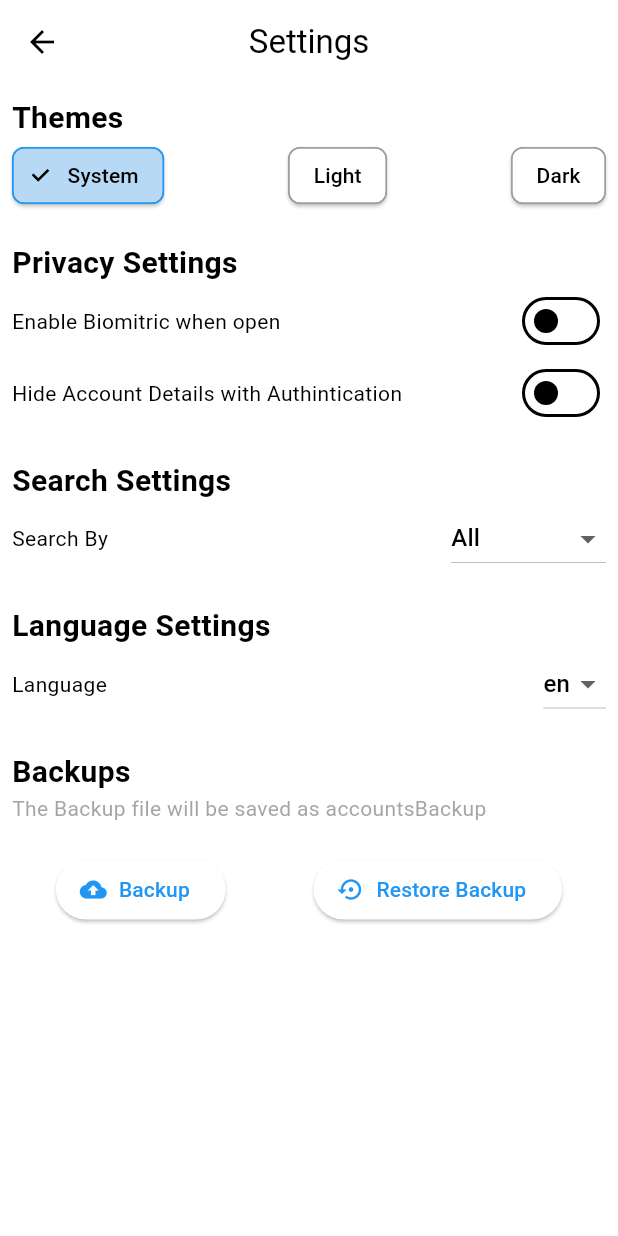
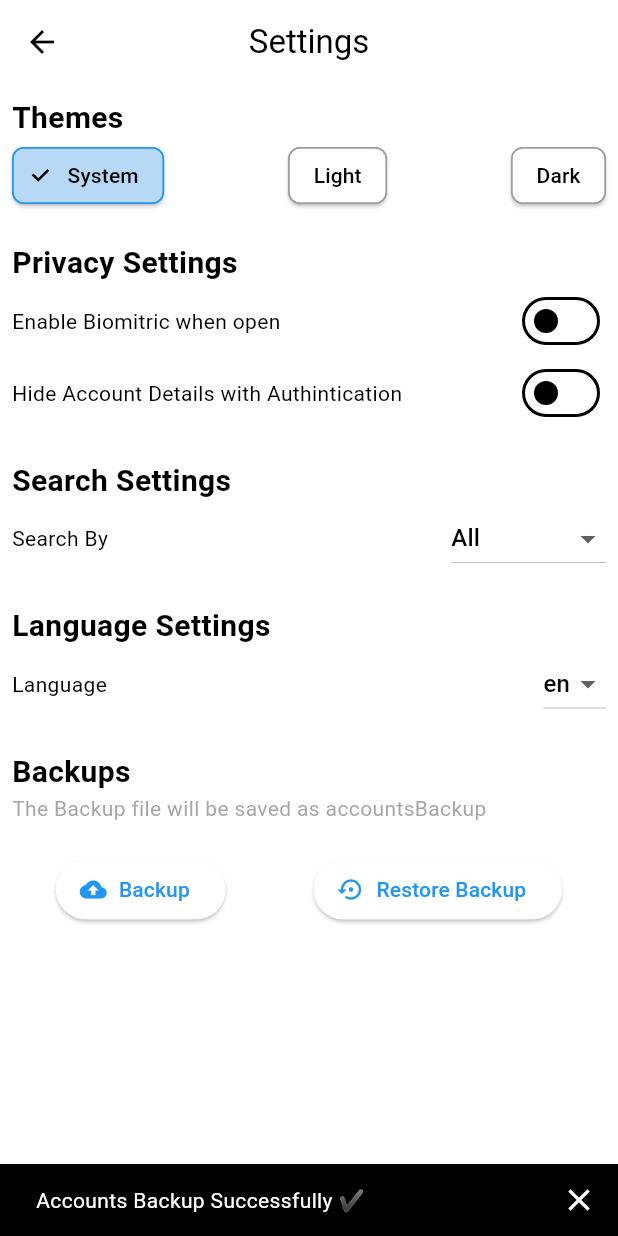
Before and after one commit to NooRMaseR/accounts-saver, a Flutter app: the SettingsPage screen opened directly, after a tap on "Backup", on a phone screen of 412 x 824 dp. Run offline on Flutter 3.47's test engine with Material 3 defaults, Android fonts, the light colour scheme and no system bars; our stand-ins replace easy_localization, file_picker, liquid_pull_to_refresh, local_auth, permission_handler, shared_preferences and 1 more; accounts and stored records are empty.

Commit message:
new improvements
fixed search bar doesn't search
fixed ListTile auto opening
performance improvements
added new translations

```diff
--- a/assets/translations/ar-EG.json
+++ b/assets/translations/ar-EG.json
@@ -32,6 +32,7 @@
   "need_storage_permission_details": "هذا التطبيق يحتاج الى صلاحيات الوصول لمساحه التخزين لأستعاده\\انشاء ملف النسخ الاحتياطى",
   "open_settings": "فتح اعدادات التطبيق",
   "backup_restored_successfully": "تم استعاده النسخه الاحتياطيه بنجاح ✔",
+  "backup_restored_failed": "فشل استعاده النسخه الاحتياطيه, يرجى التأكد من عدم تلف الملف",
   "backup_successfully": "تم عمل نسخه احتياطيه بنجاح ✔",
   "ok": "حسنا",
   "empty_file": "الملف لا يوجد به محتوى",
--- a/assets/translations/en-US.json
+++ b/assets/translations/en-US.json
@@ -32,6 +32,7 @@
   "need_storage_permission_details": "This App Need The Premission To Access the Storage to get/create backup file, please accept it",
   "open_settings": "Open App Settings",
   "backup_restored_successfully": "Backup Restored Successfully ✔",
+  "backup_restored_failed": "Backup Restored Faild, Please make sure the file is not corrupted",
   "backup_successfully": "Accounts Backup Successfully ✔",
   "ok": "Ok",
   "empty_file": "The File Is Empty",
--- /dev/null
+++ b/devtools_options.yaml
@@ -0,0 +1,4 @@
+description: This file stores settings for Dart & Flutter DevTools.
+documentation: https://docs.flutter.dev/tools/devtools/extensions#configure-extension-enablement-states
+extensions:
+  - provider: true
--- a/lib/components/custom_elevated_button.dart
+++ b/lib/components/custom_elevated_button.dart
@@ -1,7 +1,7 @@
 import 'package:flutter/material.dart';
 
 class CustomElevatedButton extends StatelessWidget {
-  final Function() onPressed;
+  final void Function() onPressed;
   final Widget buttonLabel;
   final Widget? icon;
   const CustomElevatedButton(
--- a/lib/main.dart
+++ b/lib/main.dart
@@ -74,7 +74,8 @@ class _MyAppState extends State<MyApp> {
 
   @override
   Widget build(BuildContext context) {
-    return Consumer<ThemeState>(
+    return Selector<ThemeState, ThemeMode>(
+      selector: (context, currentTheme) => currentTheme.themeMode,
         builder: (consumertContext, themeState, child) => MaterialApp(
             debugShowCheckedModeBanner: false,
             localizationsDelegates: context.localizationDelegates,
@@ -83,7 +84,7 @@ class _MyAppState extends State<MyApp> {
             title: 'Account Saver',
             theme: lightTheme,
             darkTheme: darkTheme,
-            themeMode: themeState.themeMode,
+            themeMode: themeState,
             home: canAuth && isBioActive ? AuthPage() : AccountsPage(),
     ));
   }
--- a/lib/pages/edit_account_page.dart
+++ b/lib/pages/edit_account_page.dart
@@ -1,6 +1,6 @@
 import 'package:accounts_saver/components/custom_textfiled.dart';
+import 'package:easy_localization/easy_localization.dart';
 import 'package:accounts_saver/utils/widget_states.dart';
-import 'package:easy_localization/easy_localization.dart';
 import 'package:accounts_saver/models/account.dart';
 import 'package:flutter/material.dart';
 import 'package:provider/provider.dart';
--- a/lib/pages/settings_page.dart
+++ b/lib/pages/settings_page.dart
@@ -111,26 +111,25 @@ class _SettingsPageState extends State<SettingsPage> {
 
   Future<void> backup() async {
     if (await checkStoragePermission()) {
-      String? path = await FilePicker.platform.getDirectoryPath(
+      // String? path = await FilePicker.platform.getDirectoryPath(
+      //     dialogTitle: "Pick A place to save the backup file",
+      //     lockParentWindow: true);
+
+      String encodedData = base64Encode(utf8.encode(jsonEncode({
+        "accounts": Provider.of<AccountsState>(context, listen: false)
+            .accounts
+            .map((account) => account.toJson())
+            .toList()
+      })));
+
+      await FilePicker.platform.saveFile(
           dialogTitle: "Pick A place to save the backup file",
-          lockParentWindow: true);
+          lockParentWindow: true,
+          type: FileType.custom,
+          allowedExtensions: ['json'],
+          fileName: "accountsBackup.json",
+          bytes: utf8.encode(encodedData));
 
-      // String? path = await FilePicker.platform.saveFile(
-      //   dialogTitle: "Pick A place to save the backup file",
-      //   lockParentWindow: true,
-      //   type: FileType.custom,
-      //   allowedExtensions: ['json'],
-      //   fileName: "accountsBackup.json"
-      // );
-
-      if (path == null) return;
-      final File filePath = File("$path/accountsBackup.json");
-      List<Map> newAccounts = Provider.of<AccountsState>(context)
-          .accounts
-          .map((account) => account.toJson())
-          .toList();
-
-      await filePath.writeAsString(jsonEncode(newAccounts));
       if (mounted) {
         ScaffoldMessenger.of(context).showSnackBar(SnackBar(
           content: Text("backup_successfully".tr()),
@@ -168,19 +167,40 @@ class _SettingsPageState extends State<SettingsPage> {
           allowedExtensions: ["json"],
           lockParentWindow: true);
 
-      if (files != null || files!.files.isNotEmpty == true) {
+      if (files != null || files!.files.isNotEmpty) {
         final File file = File(files.files.first.path!);
 
         String fileContent = await file.readAsString();
         if (fileContent.isNotEmpty) {
-          List<Account> accounts = await widget.db.addFromJson(fileContent);
+          try {
+            String decodedData = utf8.decode(base64Decode(fileContent));
+            List<Account> accounts = await widget.db.addFromJson(decodedData);
+            if (mounted) {
+              if (accounts.isNotEmpty) {
+                AccountsState accountsState =
+                    Provider.of<AccountsState>(context, listen: false);
+                if (accountsState.accounts.isEmpty) {
+                  accountsState.doRefresh = true;
+                }
+                accountsState.addManyAccount(accounts);
 
-          if (mounted) {
-            Provider.of<AccountsState>(context).addManyAccount(accounts);
+                ScaffoldMessenger.of(context).showSnackBar(SnackBar(
+                  content: Text("backup_restored_successfully".tr()),
+                  showCloseIcon: true,
+                ));
+              } else {
+                ScaffoldMessenger.of(context).showSnackBar(SnackBar(
+                  content: Text("backup_restored_failed".tr()),
+                  showCloseIcon: true,
+                ));
+              }
+            }
+          } catch (e) {
             ScaffoldMessenger.of(context).showSnackBar(SnackBar(
-              content: Text("backup_restored_successfully".tr()),
+              content: Text("backup_restored_failed".tr()),
               showCloseIcon: true,
             ));
+            return;
           }
         } else if (mounted) {
           showDialog(
@@ -236,47 +256,51 @@ class _SettingsPageState extends State<SettingsPage> {
             children: <Widget>[
               // themes
               Text("themes".tr(), style: titleStyle),
-              Consumer<ThemeState>(
-                builder: (context, themeState, child) => Row(
+              Selector<ThemeState, ThemeMode>(
+                selector: (context, themeState) => themeState.themeMode,
+                builder: (context, currentTheme, child) => Row(
                   mainAxisAlignment: MainAxisAlignment.spaceBetween,
                   children: [
                     ChoiceChip.elevated(
                       selectedColor: const Color.fromARGB(255, 184, 217, 245),
                       side: BorderSide(
-                        color: themeState.themeMode == ThemeMode.system
+                        color: currentTheme == ThemeMode.system
                             ? Colors.blue
                             : Colors.grey,
                       ),
                       label: Text("system".tr()),
-                      selected: themeState.themeMode == ThemeMode.system,
+                      selected: currentTheme == ThemeMode.system,
                       onSelected: (value) {
-                        themeState.updateTheme(context, ThemeMode.system);
+                        Provider.of<ThemeState>(context, listen: false)
+                            .updateTheme(context, ThemeMode.system);
                       },
                     ),
                     ChoiceChip.elevated(
                       selectedColor: const Color.fromARGB(255, 184, 217, 245),
                       side: BorderSide(
-                        color: themeState.themeMode == ThemeMode.light
+                        color: currentTheme == ThemeMode.light
                             ? Colors.blue
                             : Colors.grey,
                       ),
                       label: Text("light".tr()),
-                      selected: themeState.themeMode == ThemeMode.light,
+                      selected: currentTheme == ThemeMode.light,
                       onSelected: (value) {
-                        themeState.updateTheme(context, ThemeMode.light);
+                        Provider.of<ThemeState>(context, listen: false)
+                            .updateTheme(context, ThemeMode.light);
                       },
                     ),
                     ChoiceChip.elevated(
                       selectedColor: const Color.fromARGB(255, 184, 217, 245),
                       side: BorderSide(
-                        color: themeState.themeMode == ThemeMode.dark
+                        color: currentTheme == ThemeMode.dark
                             ? Colors.blue
                             : Colors.grey,
                       ),
                       label: Text("dark".tr()),
-                      selected: themeState.themeMode == ThemeMode.dark,
+                      selected: currentTheme == ThemeMode.dark,
                       onSelected: (value) {
-                        themeState.updateTheme(context, ThemeMode.dark);
+                        Provider.of<ThemeState>(context, listen: false)
+                            .updateTheme(context, ThemeMode.dark);
                       },
                     )
                   ],
@@ -322,9 +346,10 @@ class _SettingsPageState extends State<SettingsPage> {
                 mainAxisAlignment: MainAxisAlignment.spaceBetween,
                 children: [
                   Text("use_bio".tr()),
-                  Consumer<AccountSecurity>(
-                    builder: (context, state, child) => Switch.adaptive(
-                        value: state.isBioActive, onChanged: setBio),
+                  Selector<AccountSecurity, bool>(
+                    selector: (context, state) => state.isBioActive,
+                    builder: (context, isBioActive, child) =>
+                        Switch.adaptive(value: isBioActive, onChanged: setBio),
                   )
                 ],
               ),
@@ -332,10 +357,12 @@ class _SettingsPageState extends State<SettingsPage> {
                   mainAxisAlignment: MainAxisAlignment.spaceBetween,
                   children: <Widget>[
                     Text("hide_acc".tr()),
-                    Consumer<AccountSecurity>(
-                      builder: (context, state, child) => Switch.adaptive(
-                          value: state.isDetailsHidden,
-                          onChanged: setHideDetails),
+                    Selector<AccountSecurity, bool>(
+                      selector: (context, state) => state.isDetailsHidden,
+                      builder: (context, isDetailsHidden, child) =>
+                          Switch.adaptive(
+                              value: isDetailsHidden,
+                              onChanged: setHideDetails),
                     ),
                   ]),
 
--- a/lib/utils/sql.dart
+++ b/lib/utils/sql.dart
@@ -63,7 +63,8 @@ class Sql {
   }
 
   Future<List<Account>> addFromJson(String jsonContent) async {
-    List<dynamic> data = jsonDecode(jsonContent);
+    try {
+      List<dynamic> data = jsonDecode(jsonContent)['accounts'];
       List<Account> accounts = [];
 
       for (var acc in data) {
@@ -79,5 +80,8 @@ class Sql {
       }
 
       return accounts;
+    } catch (e) {
+      return Future.error(Exception("File is Currepted"));
     }
   }
+}
--- a/lib/utils/widget_states.dart
+++ b/lib/utils/widget_states.dart
@@ -95,7 +95,8 @@ class AccountSecurity extends ChangeNotifier {
   void _getData() async {
     _data = await SharedPreferences.getInstance();
     _bioActive = _data.getBool(SharedPrefsKeys.biometric.value) ?? false;
-    _hideDetails = _data.getBool(SharedPrefsKeys.hideAccountDetails.value) ?? false;
+    _hideDetails =
+        _data.getBool(SharedPrefsKeys.hideAccountDetails.value) ?? false;
     notifyListeners();
   }
 
@@ -114,7 +115,26 @@ class AccountSecurity extends ChangeNotifier {
 
 class AccountsState extends ChangeNotifier {
   final List<Account> _accounts = [];
+  final List<Account> _filterdAccounts = [];
+  bool _doRefresh = false;
+
   List<Account> get accounts => _accounts;
+  List<Account> get filterdAccounts => _filterdAccounts;
+  bool get doRefresh => _doRefresh;
+
+  set doRefresh(bool value) {
+    _doRefresh = value;
+    WidgetsBinding.instance.addPostFrameCallback((_) {
+      notifyListeners();
+    });
+  }
+
+  set filterdAccounts(List<Account> value) {
+    _filterdAccounts.clear();
+    _filterdAccounts.addAll(value);
+    notifyListeners();
+  }
+
   Sql db = Sql();
 
   void dbAddAccount(String title, String email, String password) async {
@@ -171,7 +191,7 @@ class CurrentExpandedAccount extends ChangeNotifier {
   int? get currentAccountId => _currentAccountId;
   int? get previosAccountId => _previosAccountId;
 
-  void setCurrentAccountID(int? id) {
+  set currentAccountID(int? id) {
     final i = _currentAccountId;
     _currentAccountId = id;
     if (_previosAccountId != i) {
--- a/pubspec.yaml
+++ b/pubspec.yaml
@@ -16,7 +16,7 @@ publish_to: 'none' # Remove this line if you wish to publish to pub.dev
 # https://developer.apple.com/library/archive/documentation/General/Reference/InfoPlistKeyReference/Articles/CoreFoundationKeys.html
 # In Windows, build-name is used as the major, minor, and patch parts
 # of the product and file versions while build-number is used as the build suffix.
-version: 1.1.1+11
+version: 1.1.2+12
 
 environment:
   sdk: ^3.6.2
```
Also changed, not shown: lib/components/account_card.dart (+41 -32 lines), lib/pages/accounts_page.dart (+52 -33 lines), lib/pages/add_account_page.dart (+8 -2 lines). Lines whose indentation alone changed are shown as unchanged.
